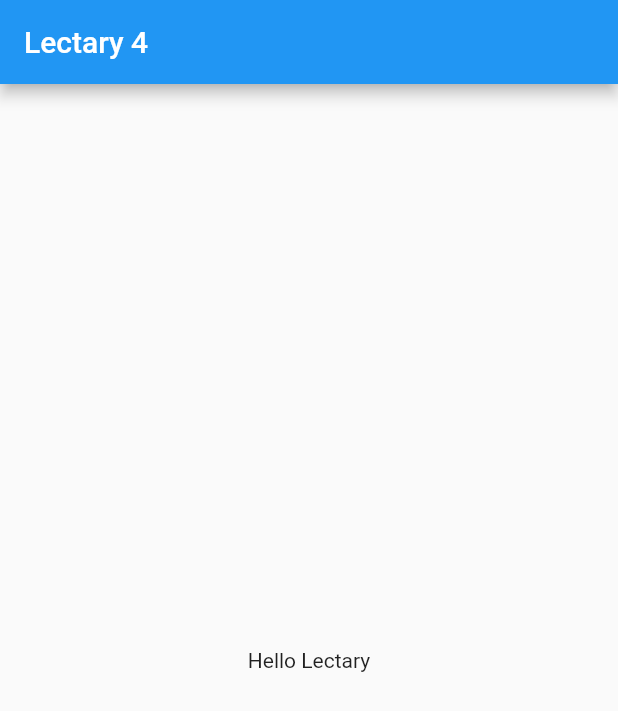
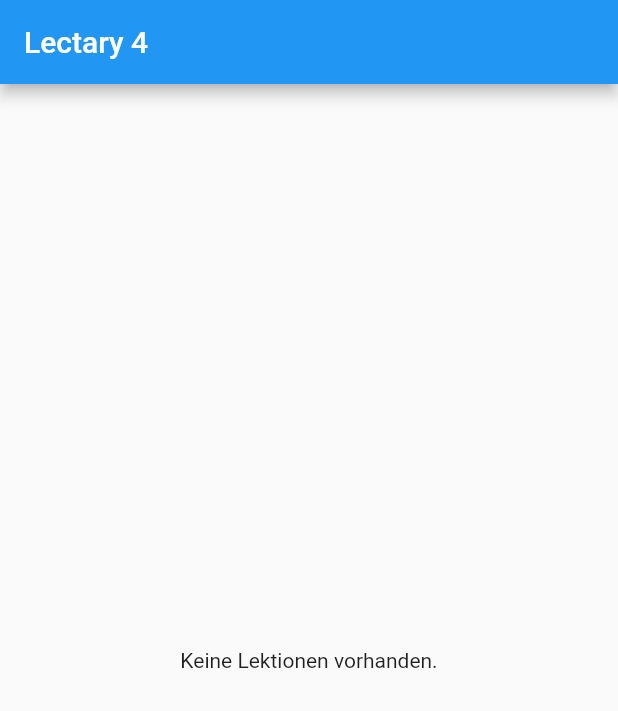
Before and after one commit to lectary/app-flutter, a Flutter app: the screen it shows after launch, on a phone screen of 412 x 824 dp. Shown: the top 711 px of the screen. Run offline on Flutter 3.47's test engine with Material 2 defaults, Android fonts, the phone set to English and light mode, and no system bars.

Commit message:
adding basic i18n functionality
- adding flutter-i18n dependency
- configuring i18n functionality in the main class for usage in all child components
- implementing custom localization loading and resource classes
- defining localization values in separate class

```diff
--- /dev/null
+++ b/lib/i18n/localizations.dart
@@ -0,0 +1,62 @@
+import 'package:flutter/cupertino.dart';
+import 'package:flutter/foundation.dart';
+import 'package:lectary/i18n/localizations_strings.dart';
+
+/// Class for handling localization resources
+class AppLocalizations {
+  AppLocalizations(this.locale);
+
+  final Locale locale;
+
+  static AppLocalizations of(BuildContext context) {
+    return Localizations.of<AppLocalizations>(context, AppLocalizations);
+  }
+
+  static const LocalizationsDelegate<AppLocalizations> delegate = _AppLocalizationsDelegate();
+
+  // uses string-mapping defined in localizations_strings.dart
+  static Map<String, Map<String, String>> _localizedValues = {
+    'de': de,
+  };
+
+  // Getters for localized values
+  _getValue(String key) => _localizedValues[locale.languageCode][key];
+
+  String get appTitle => _getValue(AppTitle);
+  String get emptyLectures => _getValue(EmptyLectures);
+  String get minMaxLectureSizes => _getValue(MinMaxLectureSizes);
+  String get downloadAndManageLectures => _getValue(DownloadAndManageLectures);
+}
+
+/// Bridge-class for flutter i18n mechanics and custom i18n resource class.
+class _AppLocalizationsDelegate extends LocalizationsDelegate<AppLocalizations> {
+  const _AppLocalizationsDelegate();
+
+  List<Locale> get supportedLocales {
+    return const <Locale>[
+      Locale('de', 'DE'),
+    ];
+  }
+
+  @override
+  bool isSupported(Locale locale) => _isSupported(locale);
+
+  bool _isSupported(Locale locale) {
+    if (locale != null) {
+      for (Locale supportedLocale in supportedLocales) {
+        if (supportedLocale.languageCode == locale.languageCode) {
+          return true;
+        }
+      }
+    }
+    return false;
+  }
+
+  @override
+  Future<AppLocalizations> load(Locale locale) {
+    return SynchronousFuture<AppLocalizations>(AppLocalizations(locale));
+  }
+
+  @override
+  bool shouldReload(_AppLocalizationsDelegate old) => false;
+}
--- /dev/null
+++ b/lib/i18n/localizations_strings.dart
@@ -0,0 +1,17 @@
+const String
+    AppTitle = 'app_title',
+    EmptyLectures = 'empty_lectures',
+    MinMaxLectureSizes = 'min_max_lecture_sizes',
+    DownloadAndManageLectures = 'download_and_manage_lectures';
+
+
+final de = {
+  AppTitle: 'Lectary 4',
+  EmptyLectures: 'Keine Lektionen vorhanden.',
+  MinMaxLectureSizes: 'Einzelne Lektionen sind ungefähr 5MB bis 20MB gross.',
+  DownloadAndManageLectures: 'Lektionen herunterladen und verwalten.',
+};
+
+final en = {
+  AppTitle: 'Lectary 4',
+};
--- a/lib/main.dart
+++ b/lib/main.dart
@@ -1,4 +1,6 @@
 import 'package:flutter/material.dart';
+import 'package:flutter_localizations/flutter_localizations.dart';
+import 'package:lectary/i18n/localizations.dart';
 
 void main() {
   runApp(LectaryApp());
@@ -9,7 +11,16 @@ class LectaryApp extends StatelessWidget {
   @override
   Widget build(BuildContext context) {
     return MaterialApp(
-      title: 'Lectary 4', // used by os task switcher
+      onGenerateTitle: (BuildContext context) => AppLocalizations.of(context).appTitle, // used by os task switcher
+      localizationsDelegates: [
+        AppLocalizations.delegate, // custom localization
+        GlobalMaterialLocalizations.delegate, // provides localized values for the material component library
+        GlobalWidgetsLocalizations.delegate, // defines text direction (right2left/left2right)
+        GlobalCupertinoLocalizations.delegate, // ios
+      ],
+      supportedLocales: [
+        const Locale('de', 'DE'),
+      ],
       theme: ThemeData(
         primarySwatch: Colors.blue,
         // This makes the visual density adapt to the platform that you run
@@ -17,28 +28,26 @@ class LectaryApp extends StatelessWidget {
         // closer together (more dense) than on mobile platforms.
         visualDensity: VisualDensity.adaptivePlatformDensity,
       ),
-      home: LectaryMainPage(title: 'Lectary 4',),
+      home: LectaryMainPage(),
     );
   }
 }
 
 class LectaryMainPage extends StatelessWidget {
-  LectaryMainPage({Key key, this.title}) : super(key: key);
-
-  final String title;
+  LectaryMainPage({Key key}) : super(key: key);
 
   @override
   Widget build(BuildContext context) {
     return Scaffold(
       appBar: AppBar(
-        title: Text(title),
+        title: Text(AppLocalizations.of(context).appTitle),
       ),
       body: Center(
         child: Column(
           mainAxisAlignment: MainAxisAlignment.center,
           children: <Widget>[
             Text(
-              'Hello Lectary',
+              AppLocalizations.of(context).emptyLectures,
             ),
           ],
         ),
--- a/pubspec.yaml
+++ b/pubspec.yaml
@@ -22,6 +22,8 @@ environment:
 
 dependencies:
   flutter:
+    sdk: flutter
+  flutter_localizations:
     sdk: flutter
 
 
```
Also changed, not shown: pubspec.lock.
